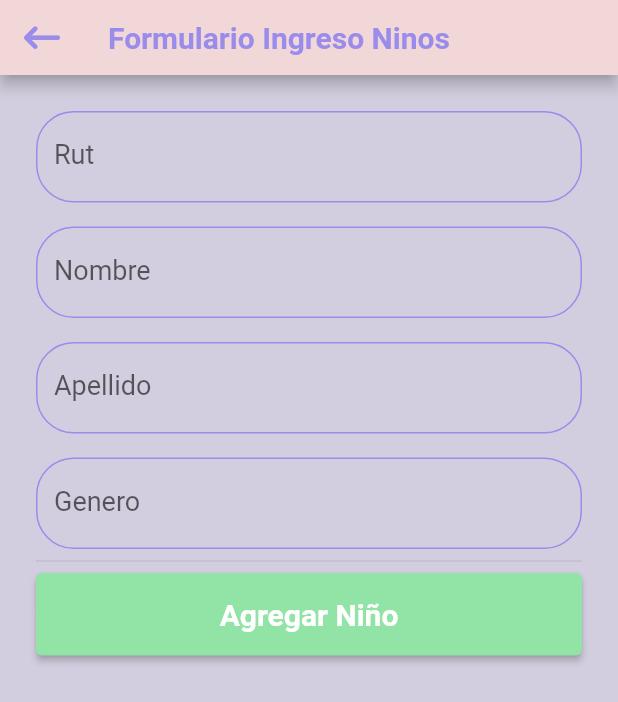
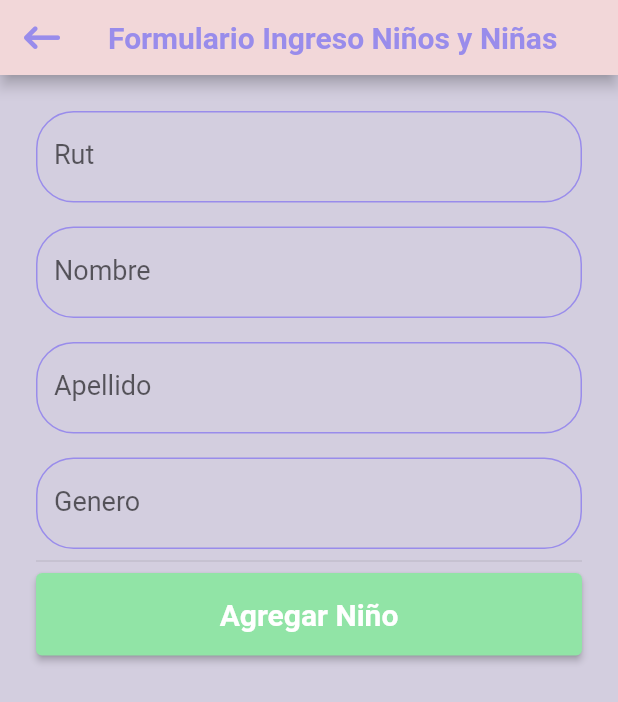
Before and after one commit to ValeNotebook/Entrega-3-Parte-2, a Flutter app: the screen it shows after launch, after a tap on an icon or button, on a phone screen of 412 x 824 dp. Shown: the top 702 px of the screen. Run offline on Flutter 3.47's test engine with Material 2 defaults, Android fonts, the phone set to English and light mode, and no system bars; our stand-ins replace curved_navigation_bar, font_awesome_flutter; network calls fail; statements that could not run were skipped.

Commit message:
ajustes peque;os

```diff
--- a/app_jardin/lib/Formularios/form_alumnos.dart
+++ b/app_jardin/lib/Formularios/form_alumnos.dart
@@ -30,7 +30,7 @@ class _FormAlumnosState extends State<FormAlumnos> {
             automaticallyImplyLeading: false,
             backgroundColor: kRosa,
             title: Text(
-              'Formulario Ingreso Ninos',
+              'Formulario Ingreso Niños y Niñas',
               style: TextStyle(fontWeight: FontWeight.bold, color: kMorado),
             ),
             leading: IconButton(
--- a/app_jardin/lib/Listar/listar_alumnos.dart
+++ b/app_jardin/lib/Listar/listar_alumnos.dart
@@ -22,14 +22,14 @@ class _ListarAlumnosState extends State<ListarAlumnos> {
         child: AppBar(
           backgroundColor: kRosa,
           title: Text(
-            'Alumnos',
+            'Listado Niños y Niñas Del Jardin',
             style: TextStyle(fontWeight: FontWeight.bold, color: kMorado),
           ),
           actions: <Widget>[
             IconButton(
               color: kMorado,
               icon: FaIcon(FontAwesomeIcons.plus),
-              tooltip: 'Agregar Alumno',
+              tooltip: 'Agregar Niños',
               onPressed: () {
                 Navigator.of(context).push(
                     MaterialPageRoute(builder: (context) => FormAlumnos()));
```
